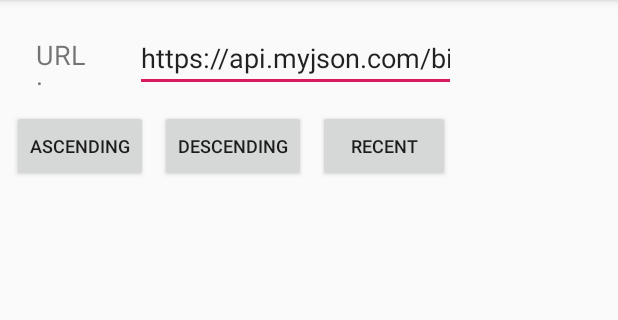
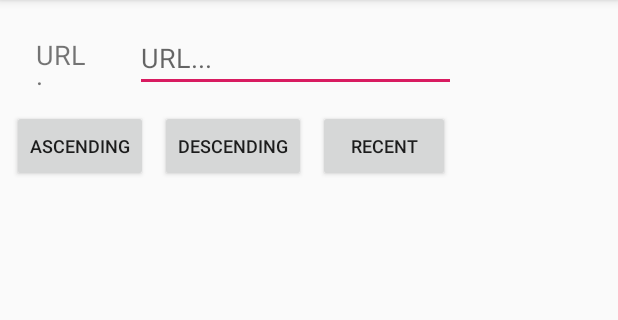
Before and after one commit to tolgahanakgun/CS-E4100-android, an Android app: the screen it shows after launch (MainActivity), on a phone screen of 412 x 824 dp, the part 84-404 px from its top. Run offline under Robolectric (Android 15) with nearby library versions, the phone set to English and light mode, and no system bars.

```diff
--- a/ImageGrid/app/src/main/java/fi/imagegrid/JSONImages.java
+++ b/ImageGrid/app/src/main/java/fi/imagegrid/JSONImages.java
@@ -115,7 +115,7 @@ public class JSONImages {
 
         @Override
         public int compare(JSONImage image1, JSONImage image2) {
-            return image1.getDate().compareTo(image2.getDate());
+            return image2.getDate().compareTo(image1.getDate());
         }
     }
 
--- a/ImageGrid/app/src/main/res/layout/activity_main.xml
+++ b/ImageGrid/app/src/main/res/layout/activity_main.xml
@@ -63,7 +63,6 @@
         android:ems="10"
         android:hint="URL..."
         android:inputType="text|textUri|textPersonName"
-        android:text="https://api.myjson.com/bins/s7200"
         app:layout_constraintEnd_toEndOf="parent"
         app:layout_constraintHorizontal_bias="0.18"
         app:layout_constraintStart_toEndOf="@+id/textView2"
```
